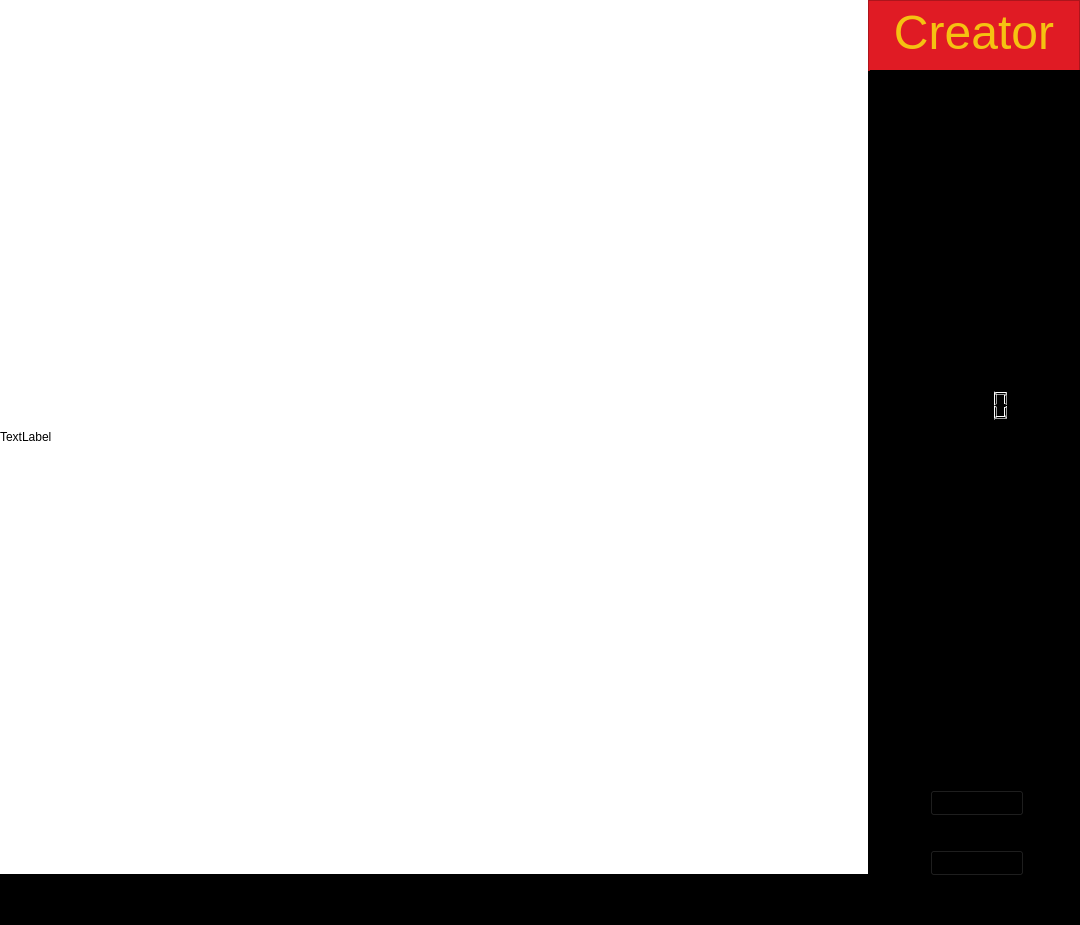
Above: editor/EditorMapas/creador.ui from mateozorzi/practice-sdd before the change. Below: the same form after it.
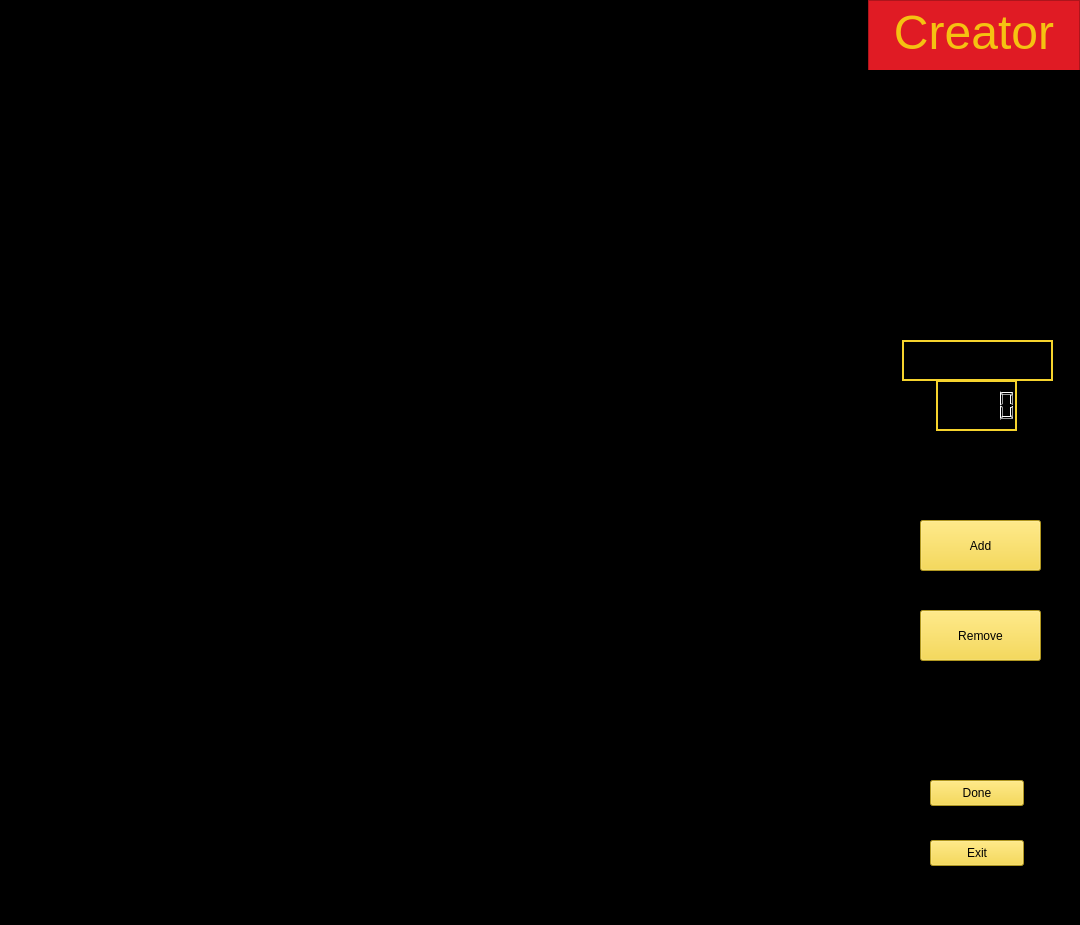
That is the form after the change. Icons and pictures are not drawn.

Patch:
```diff
--- a/editor/EditorMapas/creador.ui
+++ b/editor/EditorMapas/creador.ui
@@ -24,34 +24,19 @@
     <property name="geometry">
      <rect>
       <x>930</x>
-      <y>850</y>
+      <y>840</y>
       <width>94</width>
       <height>26</height>
      </rect>
     </property>
+    <property name="styleSheet">
+     <string notr="true">color: rgb(0, 0, 0);
+background-color: rgb(246, 211, 45);</string>
+    </property>
     <property name="text">
      <string>Exit</string>
     </property>
    </widget>
-   <widget class="QLabel" name="labelmap">
-    <property name="geometry">
-     <rect>
-      <x>0</x>
-      <y>0</y>
-      <width>868</width>
-      <height>874</height>
-     </rect>
-    </property>
-    <property name="autoFillBackground">
-     <bool>false</bool>
-    </property>
-    <property name="styleSheet">
-     <string notr="true">background-color: rgb(255, 255, 255);</string>
-    </property>
-    <property name="text">
-     <string>TextLabel</string>
-    </property>
-   </widget>
    <widget class="QTextEdit" name="textEdit">
     <property name="geometry">
      <rect>
@@ -89,9 +74,9 @@
    <widget class="QTextEdit" name="textEdit_2">
     <property name="geometry">
      <rect>
-      <x>870</x>
+      <x>868</x>
       <y>70</y>
-      <width>212</width>
+      <width>221</width>
       <height>71</height>
      </rect>
     </property>
@@ -120,11 +105,15 @@
     <property name="geometry">
      <rect>
       <x>930</x>
-      <y>790</y>
+      <y>780</y>
       <width>94</width>
       <height>26</height>
      </rect>
     </property>
+    <property name="styleSheet">
+     <string notr="true">background-color: rgb(246, 211, 45);
+color: rgb(0, 0, 0);</string>
+    </property>
     <property name="text">
      <string>Done</string>
     </property>
@@ -132,17 +121,20 @@
    <widget class="QLCDNumber" name="lcdNumber">
     <property name="geometry">
      <rect>
-      <x>930</x>
+      <x>936</x>
       <y>380</y>
       <width>81</width>
       <height>51</height>
      </rect>
     </property>
+    <property name="styleSheet">
+     <string notr="true">border: 2px solid #F6D32D</string>
+    </property>
    </widget>
    <widget class="QTextEdit" name="textEdit_3">
     <property name="geometry">
      <rect>
-      <x>900</x>
+      <x>902</x>
       <y>340</y>
       <width>151</width>
       <height>41</height>
@@ -153,6 +145,9 @@
       <pointsize>18</pointsize>
      </font>
     </property>
+    <property name="styleSheet">
+     <string notr="true">border: 2px solid #F6D32D</string>
+    </property>
     <property name="markdown">
      <string>Checkpoints
 
@@ -172,6 +167,83 @@
      <number>0</number>
     </property>
    </widget>
+   <widget class="QPushButton" name="addButton">
+    <property name="geometry">
+     <rect>
+      <x>920</x>
+      <y>520</y>
+      <width>121</width>
+      <height>51</height>
+     </rect>
+    </property>
+    <property name="styleSheet">
+     <string notr="true">QPushButton {
+	color: rgb(0, 0, 0);
+	background-color: rgb(246, 211, 45);
+}
+
+QPushButton:checked{
+	background-color: rgb(87, 227, 137);
+	color: rgb(0, 0, 0);
+}</string>
+    </property>
+    <property name="text">
+     <string>Add</string>
+    </property>
+   </widget>
+   <widget class="QPushButton" name="removeButton">
+    <property name="geometry">
+     <rect>
+      <x>920</x>
+      <y>610</y>
+      <width>121</width>
+      <height>51</height>
+     </rect>
+    </property>
+    <property name="styleSheet">
+     <string notr="true">QPushButton {
+	color: rgb(0, 0, 0);
+	background-color: rgb(246, 211, 45);
+}
+
+QPushButton:checked{
+	background-color: rgb(237, 51, 59);
+	color: rgb(0, 0, 0);
+}</string>
+    </property>
+    <property name="text">
+     <string>Remove</string>
+    </property>
+   </widget>
+   <widget class="QLabel" name="bandera">
+    <property name="geometry">
+     <rect>
+      <x>868</x>
+      <y>140</y>
+      <width>221</width>
+      <height>151</height>
+     </rect>
+    </property>
+    <property name="styleSheet">
+     <string notr="true">image: url(:/images/imagenes/bandera.jpg);</string>
+    </property>
+    <property name="text">
+     <string/>
+    </property>
+   </widget>
+   <widget class="QLabel" name="labelmap">
+    <property name="geometry">
+     <rect>
+      <x>0</x>
+      <y>0</y>
+      <width>868</width>
+      <height>874</height>
+     </rect>
+    </property>
+    <property name="text">
+     <string/>
+    </property>
+   </widget>
   </widget>
   <widget class="QStatusBar" name="statusbar">
    <property name="enabled">
```
Left out of the diff: 2 changed lines with no effect on the pictures.
